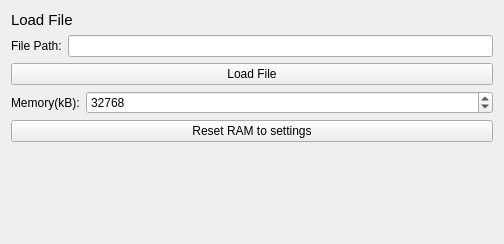
The window that armsim/loaderwidget.ui (bstee615/armsim) describes before a commit, drawn with Qt 5.
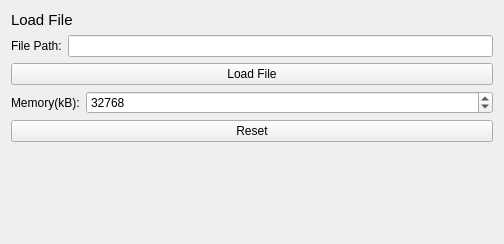
The same window after the commit.

Commit message: Re-implemented/enabled reset button and added breakpoints.

Patch:
```diff
--- a/armsim/loaderwidget.ui
+++ b/armsim/loaderwidget.ui
@@ -96,7 +96,7 @@
    <item>
     <widget class="QPushButton" name="initRAMButton">
      <property name="text">
-      <string>Reset RAM to settings</string>
+      <string>Reset</string>
      </property>
     </widget>
    </item>
```
The commit also changes 17 other files.
